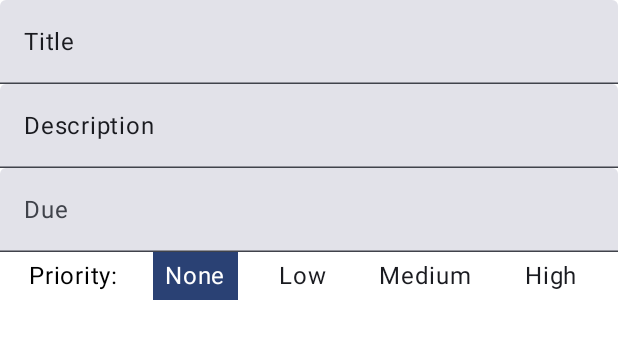
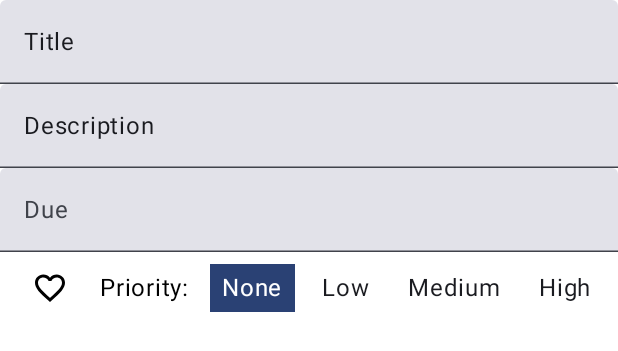
Before and after one commit to shaunburch/demo-todo, an Android app built with Jetpack Compose: the @Preview function PreviewEdit, on a phone screen of 412 x 824 dp. Shown: the top 351 px of the screen. Run offline under Robolectric (Android 15) with nearby library versions, the phone set to English and light mode, and no system bars.

Commit message:
Add flagging

```diff
--- a/app/src/main/java/com/example/demo/ui/list/TodoListItem.kt
+++ b/app/src/main/java/com/example/demo/ui/list/TodoListItem.kt
@@ -9,6 +9,11 @@ import androidx.compose.foundation.layout.Row
 import androidx.compose.foundation.layout.fillMaxWidth
 import androidx.compose.foundation.layout.padding
 import androidx.compose.foundation.text.KeyboardActions
+import androidx.compose.material.icons.Icons
+import androidx.compose.material.icons.filled.Favorite
+import androidx.compose.material.icons.filled.FavoriteBorder
+import androidx.compose.material3.Icon
+import androidx.compose.material3.IconButton
 import androidx.compose.material3.MaterialTheme
 import androidx.compose.material3.Text
 import androidx.compose.material3.TextField
@@ -122,6 +127,17 @@ private fun EditableTodo(
         verticalAlignment = Alignment.CenterVertically,
         horizontalArrangement = Arrangement.SpaceEvenly,
     ) {
+        // Flag toggle
+        IconButton(
+            onClick = {
+                onEdit(todo.copy(isFlagged = !todo.isFlagged))
+            },
+        ) {
+            Icon(
+                imageVector = if (todo.isFlagged) Icons.Default.Favorite else Icons.Default.FavoriteBorder,
+                contentDescription = "Flag",
+            )
+        }
         Text("Priority: ")
         Priority.entries.forEach { priority ->
             val backgroundColor =
```
Also changed, not shown: 1 other file.
